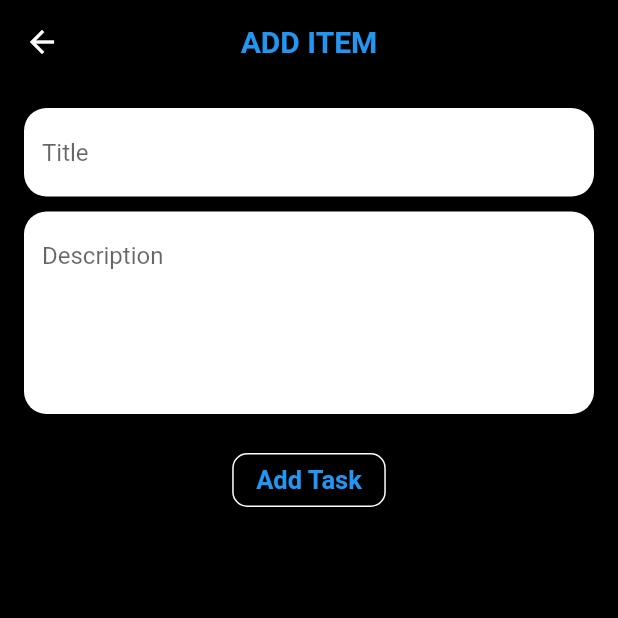
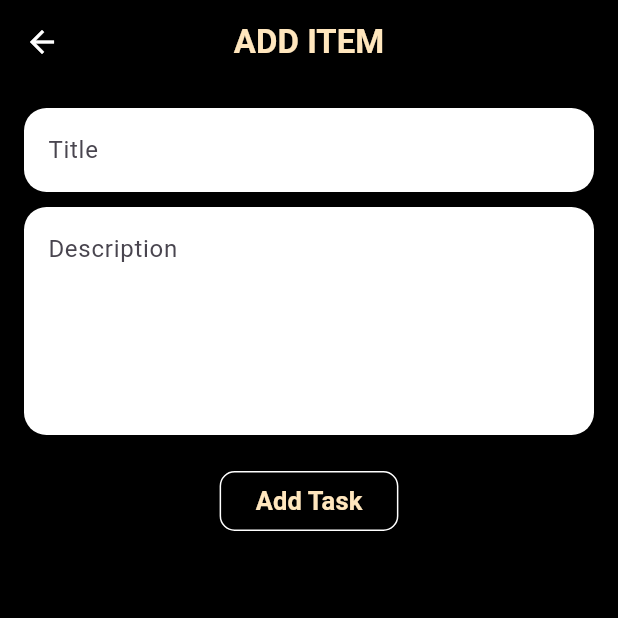
Before and after one commit to Haseeb1a/To-Do_Api, a Flutter app: the screen it shows after launch, after a tap on "ADD TODO", on a phone screen of 412 x 824 dp, the top half of it. Run offline on Flutter 3.47's test engine with Material 2 defaults, Android fonts, the phone set to English and light mode, and no system bars; missing offline and left inert: typethis; network calls fail.

Commit message:
add_new_theme

```diff
--- a/lib/controller/addcontroller.dart
+++ b/lib/controller/add_controller.dart
@@ -1,5 +1,5 @@
 import 'package:flutter/material.dart';
-import '../services/apiconnections.dart';
+import '../services/api_connections.dart';
 
 class AddTodo extends ChangeNotifier {
   final TextEditingController titleController = TextEditingController();
--- a/lib/controller/homecontroller.dart
+++ b/lib/controller/home_controller.dart
@@ -1,8 +1,7 @@
 import 'package:flutter/material.dart';
-import 'package:todoapp/view/list.todo.dart';
 
-import '../model/tudomodel.dart';
-import '../services/apiconnections.dart';
+import '../model/tudo_model.dart';
+import '../services/api_connections.dart';
 
 class Homedata extends ChangeNotifier {
   Future<Tudomodel>? data;
--- a/lib/controller/updatetudo.dart
+++ b/lib/controller/update_tudo.dart
@@ -1,7 +1,7 @@
 import 'package:flutter/material.dart';
-import 'package:todoapp/controller/homecontroller.dart';
+import 'package:todoapp/controller/home_controller.dart';
 
-import '../services/apiconnections.dart';
+import '../services/api_connections.dart';
 
 class Updatetudo extends ChangeNotifier {
   final TextEditingController titleController = TextEditingController();
--- a/lib/main.dart
+++ b/lib/main.dart
@@ -2,16 +2,18 @@
 
 import 'package:flutter/material.dart';
 import 'package:provider/provider.dart';
-import 'package:todoapp/controller/homecontroller.dart';
-import 'package:todoapp/view/list.todo.dart';
-import 'controller/addcontroller.dart';
-import 'controller/updatetudo.dart';
+import 'package:todoapp/controller/home_controller.dart';
+import 'package:todoapp/view/list_todo.dart';
+import 'controller/add_controller.dart';
+import 'controller/update_tudo.dart';
 
 void main() {
-  runApp(MyApp());
+  runApp(const MyApp());
 }
 
 class MyApp extends StatelessWidget {
+  const MyApp({super.key});
+
   @override
   Widget build(BuildContext context) {
     return MultiProvider(
@@ -21,6 +23,7 @@ class MyApp extends StatelessWidget {
         ChangeNotifierProvider(create: (context) => Homedata())
       ],
       child: MaterialApp(
+        theme: ThemeData(useMaterial3: true),
         debugShowCheckedModeBanner: false,
         home: Scaffold(
           body: ItemListWidget(),
--- a/lib/services/apiconnections.dart
+++ b/lib/services/api_connections.dart
@@ -1,6 +1,6 @@
 import 'dart:convert';
 import 'package:http/http.dart' as http;
-import 'package:todoapp/model/tudomodel.dart';
+import 'package:todoapp/model/tudo_model.dart';
 import 'package:todoapp/view/widget/snakbar.dart';
 
 class ApiService {
--- a/lib/view/add_todo.dart
+++ b/lib/view/add_todo.dart
@@ -1,9 +1,9 @@
 import 'package:flutter/material.dart';
 import 'package:provider/provider.dart';
-import 'package:todoapp/controller/homecontroller.dart';
-import 'package:todoapp/view/list.todo.dart';
+import 'package:todoapp/controller/home_controller.dart';
+import 'package:todoapp/view/list_todo.dart';
 
-import '../controller/addcontroller.dart';
+import '../controller/add_controller.dart';
 
 class AddItemPage extends StatelessWidget {
   @override
@@ -15,7 +15,7 @@ class AddItemPage extends StatelessWidget {
         backgroundColor: Colors.black,
         title: const Text(
           "ADD ITEM",
-          style: TextStyle(fontWeight: FontWeight.bold, color: Colors.blue),
+          style: TextStyle(fontWeight: FontWeight.bold, color: Color.fromARGB(255, 255, 230, 189)),
         ),
         centerTitle: true,
         iconTheme: const IconThemeData(color: Colors.white),
@@ -45,16 +45,17 @@ class AddItemPage extends StatelessWidget {
                   return null;
                 },
               ),
-              SizedBox(height: 10,),
+              SizedBox(
+                height: 10,
+              ),
               TextFormField(
                 controller: tudodata.descriptionController,
-                decoration:  InputDecoration(
+                decoration: InputDecoration(
                   fillColor: Colors.white,
                   filled: true,
                   border: OutlineInputBorder(
-                    borderSide: BorderSide.none,
-                    borderRadius: BorderRadius.circular(15)
-                  ),
+                      borderSide: BorderSide.none,
+                      borderRadius: BorderRadius.circular(15)),
                   hintText: 'Description',
                 ),
                 keyboardType: TextInputType.multiline,
@@ -69,22 +70,17 @@ class AddItemPage extends StatelessWidget {
               const SizedBox(height: 20),
               Center(
                 child: ElevatedButton(
-
-
                   style: ElevatedButton.styleFrom(
-    backgroundColor: Colors.black, // Set the background color
-    shape: RoundedRectangleBorder(
-      side: BorderSide(color: Colors.white),
-      borderRadius: BorderRadius.circular(10.0), // Set the border radius
-      // You can also set other border properties like borderColor, etc.
-    ),),
+                    backgroundColor: Colors.black,
+                    shape: RoundedRectangleBorder(
+                      side: BorderSide(color: Colors.white),
+                      borderRadius: BorderRadius.circular(10.0),
+                    ),
+                  ),
                   onPressed: () {
                     if (tudodata.formKey.currentState?.validate() ?? false) {
-                      // If the form is valid, add the task.
-
-
                       tudodata.addItem(context);
-                       Homedata().refreshData();
+                      Homedata().refreshData();
                       tudodata.titleController.clear();
                       tudodata.descriptionController.clear();
                       Navigator.pushReplacement(
@@ -92,7 +88,6 @@ class AddItemPage extends StatelessWidget {
                           MaterialPageRoute(
                             builder: (context) => ItemListWidget(),
                           ));
-
                     }
                   },
                   child: const Text(
@@ -100,7 +95,7 @@ class AddItemPage extends StatelessWidget {
                     style: TextStyle(
                       fontWeight: FontWeight.bold,
                       fontSize: 17,
-                      color: Colors.blue,
+                      color: Color.fromARGB(255, 255, 230, 189),
                     ),
                   ),
                 ),
--- a/lib/view/editpage.dart
+++ b/lib/view/edit_page.dart
@@ -1,8 +1,8 @@
 import 'package:flutter/material.dart';
 import 'package:provider/provider.dart';
-import 'package:todoapp/controller/homecontroller.dart';
-import 'package:todoapp/controller/updatetudo.dart';
-import 'package:todoapp/view/list.todo.dart';
+import 'package:todoapp/controller/home_controller.dart';
+import 'package:todoapp/controller/update_tudo.dart';
+import 'package:todoapp/view/list_todo.dart';
 
 class UpdateItemPage extends StatefulWidget {
   final String itemId;
@@ -33,7 +33,7 @@ class _UpdateItemPageState extends State<UpdateItemPage> {
         backgroundColor: Colors.black,
         title: const Text(
           "EDIT ITEM",
-          style: TextStyle(fontWeight: FontWeight.bold, color: Colors.blue),
+          style: TextStyle(fontWeight: FontWeight.bold, color: Color.fromARGB(255, 255, 230, 189)),
         ),
         centerTitle: true,
         iconTheme: const IconThemeData(color: Colors.white),
@@ -115,7 +115,7 @@ class _UpdateItemPageState extends State<UpdateItemPage> {
                   style: TextStyle(
                     fontWeight: FontWeight.bold,
                     fontSize: 17,
-                    color: Colors.blue,
+                    color: Color.fromARGB(255, 255, 230, 189),
                   ),
                 ),
               ),
--- a/lib/view/list.todo.dart
+++ b/lib/view/list_todo.dart
@@ -1,11 +1,9 @@
 import 'package:flutter/material.dart';
-import 'package:lottie/lottie.dart';
 import 'package:provider/provider.dart';
-import 'package:todoapp/controller/homecontroller.dart';
+import 'package:todoapp/controller/home_controller.dart';
 import 'package:todoapp/view/add_todo.dart';
-import 'package:todoapp/view/editpage.dart';
-import '../model/tudomodel.dart';
-import '../services/apiconnections.dart';
+import 'package:todoapp/view/edit_page.dart';
+import '../model/tudo_model.dart';
 import 'package:typethis/typethis.dart';
 
 class ItemListWidget extends StatefulWidget {
@@ -25,13 +23,28 @@ class _ItemListWidgetState extends State<ItemListWidget> {
   Widget build(BuildContext context) {
     final homedatas = Provider.of<Homedata>(context);
     return Scaffold(
-      backgroundColor: const Color.fromARGB(255, 35, 35, 36),
+      backgroundColor: Color.fromARGB(255, 255, 230, 189),
       appBar: AppBar(
         automaticallyImplyLeading: false,
-        backgroundColor: Colors.black,
-        title: const Text(
-          "TODO LIST",
-          style: TextStyle(color: Colors.blue, fontWeight: FontWeight.bold),
+        backgroundColor:Colors.black,
+              title: const Row(
+          mainAxisAlignment: MainAxisAlignment.center,
+          children: [
+            Text(
+              'TODO ',
+              style: TextStyle(
+                  color: Color.fromARGB(255, 255, 230, 189),
+                  fontSize: 20,
+                  fontWeight: FontWeight.bold),
+            ),
+            Text(
+              'LIST',
+              style: TextStyle(
+                  color: Colors.white,
+                  fontSize: 20,
+                  fontWeight: FontWeight.bold),
+            )
+          ],
         ),
         centerTitle: true,
       ),
@@ -54,17 +67,18 @@ class _ItemListWidgetState extends State<ItemListWidget> {
                   children: [
                     CircleAvatar(
                       radius: 100,
-                      backgroundColor: const Color.fromARGB(255, 35, 35, 36),
+                      backgroundColor: Color.fromARGB(255, 255, 230, 189),
                       child: Image.asset('assets/emptyog.png'),
                     ),
                     // Lottie.asset('assets/data.json'),
                     const TypeThis(
                       showBlinkingCursor: true,
-                      string: ' Empty List',
+                      string: ' Empty List ',
                       speed: 75,
                       style: TextStyle(
+                        fontWeight: FontWeight.bold,
                         fontSize: 20,
-                        color: Colors.white,
+                        color: Colors.black,
                       ),
                       textAlign: TextAlign.center,
                     ),
@@ -77,22 +91,23 @@ class _ItemListWidgetState extends State<ItemListWidget> {
                 itemBuilder: (context, index) {
                   final item = items[index];
                   return Card(
-                    color: Colors.white,
+                    color: Colors.black,
                     child: ListTile(
                       leading: CircleAvatar(
-                        backgroundColor: Colors.black,
-                        child: Text("${index + 1}"),
+                        backgroundColor:const Color.fromARGB(255, 255, 230, 189),
+                        child: Text("${index + 1}",style: TextStyle(color:Colors.black),),
                       ),
                       title: Text(
                         item.title,
                         style: const TextStyle(
-                            fontSize: 17, fontWeight: FontWeight.bold),
+                            fontSize: 17, fontWeight: FontWeight.bold,color:const Color.fromARGB(255, 255, 230, 189)),
                       ),
                       subtitle: Text(
                         item.description,
-                        style: const TextStyle(fontWeight: FontWeight.bold),
+                        style: const TextStyle(fontWeight: FontWeight.bold,color: Color.fromARGB(255, 255, 255, 255)),
                       ),
                       trailing: PopupMenuButton(
+                        color: Colors.white,
                         onSelected: (value) {
                           if (value == 'edit') {
                             Navigator.push(
@@ -155,7 +170,7 @@ class _ItemListWidgetState extends State<ItemListWidget> {
         label: const Text(
           "ADD TODO",
           style: TextStyle(
-              fontWeight: FontWeight.bold, fontSize: 22, color: Colors.blue),
+              fontWeight: FontWeight.bold, fontSize: 22, color: Color.fromARGB(255, 255, 230, 189)),
         ),
       ),
     );
```
Also changed, not shown: lib/model/tudo_model.dart (renamed from lib/model/tudomodel.dart).
